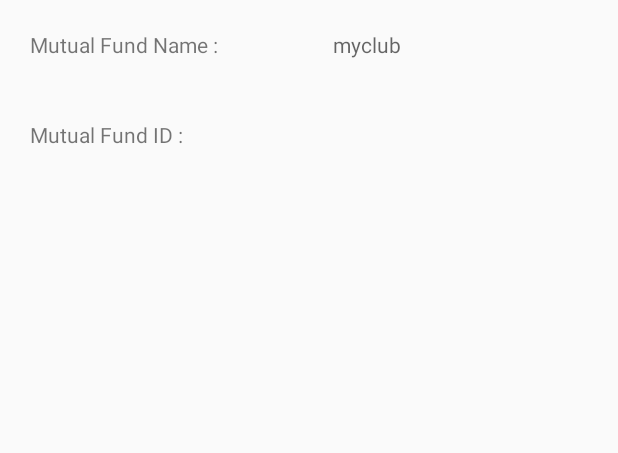
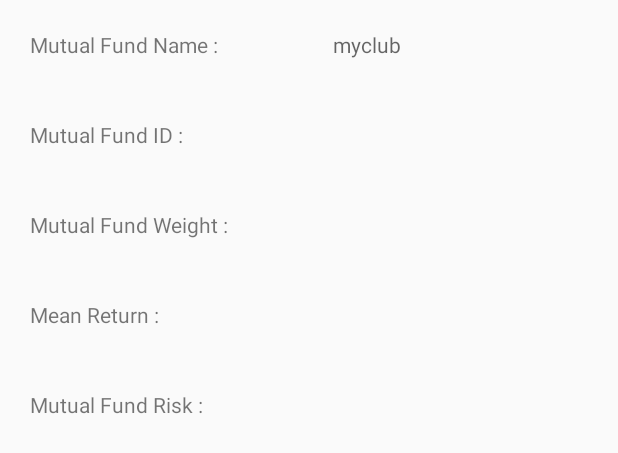
Before and after one commit to git-rishabh/Finance_IP, an Android app: the layout mutualfund_item.xml on its own in the app's theme, with its tools: preview values and no code run, on a phone screen of 412 x 824 dp. Shown: the top 453 px of the screen. Run offline under Robolectric (Android 15) with nearby library versions, the phone set to English and light mode, and no system bars.

```diff
--- a/PortfolioManager/app/src/main/java/android/example/com/portfoliomanager/Pair.java
+++ b/PortfolioManager/app/src/main/java/android/example/com/portfoliomanager/Pair.java
@@ -1,6 +1,8 @@
 package android.example.com.portfoliomanager;
 
-public class Pair<L,R> {
+import java.io.Serializable;
+
+public class Pair<L,R> implements Serializable {
 	//From https://stackoverflow.com/questions/4777622/creating-a-list-of-pairs-in-java
     private L l;
     private R r;
--- a/PortfolioManager/app/src/main/java/android/example/com/portfoliomanager/PortfolioDetailsActivity.java
+++ b/PortfolioManager/app/src/main/java/android/example/com/portfoliomanager/PortfolioDetailsActivity.java
@@ -26,7 +26,7 @@ public class PortfolioDetailsActivity extends AppCompatActivity {
         name_portfolio.setText(portfolio.getName().toString());
 
 
-        ArrayList<MutualFund> arrayOfMF = portfolio.getMfsList();
+        ArrayList<Pair<MutualFund, Float>> arrayOfMF = portfolio.getMfsList();
         // Create the adapter to convert the array to views
        MutualFundListAdapter adapter = new MutualFundListAdapter(this, arrayOfMF);
         // Attach the adapter to a ListView
--- a/PortfolioManager/app/src/main/java/android/example/com/portfoliomanager/PortfolioListAdapter.java
+++ b/PortfolioManager/app/src/main/java/android/example/com/portfoliomanager/PortfolioListAdapter.java
@@ -26,12 +26,14 @@ public class PortfolioListAdapter extends ArrayAdapter<Portfolio> {
         }
         // Lookup view for data population
         TextView name_portfolio = (TextView) convertView.findViewById(R.id.name_portfolio);
-        TextView mfs_portfolio = (TextView) convertView.findViewById(R.id.mfs_portfolio);
+        TextView return_portfolio = (TextView) convertView.findViewById(R.id.return_portfolio);
+        TextView risk_portfolio = (TextView) convertView.findViewById(R.id.risk_portfolio);
 
 
         // Populate the data into the template view using the data object
         name_portfolio.setText(portfolio.getName());
-        mfs_portfolio.setText(portfolio.getmfs());
+        return_portfolio.setText(portfolio.getReturn());
+        risk_portfolio.setText(portfolio.getRisk());
 
         // Return the completed view to render on screen
         return convertView;
--- a/PortfolioManager/app/src/main/res/layout/mutualfund_item.xml
+++ b/PortfolioManager/app/src/main/res/layout/mutualfund_item.xml
@@ -48,6 +48,64 @@
                 />
         </LinearLayout>
 
+        <LinearLayout
+            android:layout_width="match_parent"
+            android:orientation="horizontal"
+            android:layout_height="40sp"
+            android:layout_margin="10sp">
+            <TextView
+                android:layout_width="wrap_content"
+                android:layout_height="wrap_content"
+                android:text="Mutual Fund Weight :                    "
+                android:layout_margin="10sp"
+                android:layout_gravity="center"
+                />
+            <TextView
+                android:id="@+id/weight_mutualfund"
+                android:layout_width="wrap_content"
+                android:layout_height="wrap_content"
+                android:layout_gravity="center"
+                />
+        </LinearLayout>
+        <LinearLayout
+            android:layout_width="match_parent"
+            android:orientation="horizontal"
+            android:layout_height="40sp"
+            android:layout_margin="10sp">
+            <TextView
+                android:layout_width="wrap_content"
+                android:layout_height="wrap_content"
+                android:text="Mean Return :                    "
+                android:layout_margin="10sp"
+                android:layout_gravity="center"
+                />
+            <TextView
+                android:id="@+id/mean_mutualfund"
+                android:layout_width="wrap_content"
+                android:layout_height="wrap_content"
+                android:layout_gravity="center"
+                />
+        </LinearLayout>
+        <LinearLayout
+            android:layout_width="match_parent"
+            android:orientation="horizontal"
+            android:layout_height="40sp"
+            android:layout_margin="10sp">
+            <TextView
+                android:layout_width="wrap_content"
+                android:layout_height="wrap_content"
+                android:text="Mutual Fund Risk :                    "
+                android:layout_margin="10sp"
+                android:layout_gravity="center"
+                />
+            <TextView
+                android:id="@+id/risk_mutualfund"
+                android:layout_width="wrap_content"
+                android:layout_height="wrap_content"
+                android:layout_gravity="center"
+                />
+        </LinearLayout>
+
     </LinearLayout>
 
 </LinearLayout>
```
Also changed, not shown: PortfolioManager/app/src/main/java/android/example/com/portfoliomanager/MainActivity.java (+19 -16 lines), PortfolioManager/app/src/main/java/android/example/com/portfoliomanager/Manager.java (+13 -2 lines), PortfolioManager/app/src/main/java/android/example/com/portfoliomanager/MutualFund.java (+11 -0 lines), PortfolioManager/app/src/main/java/android/example/com/portfoliomanager/MutualFundListAdapter.java (+11 -5 lines), PortfolioManager/app/src/main/java/android/example/com/portfoliomanager/Portfolio.java (+7 -10 lines), PortfolioManager/app/src/main/res/layout/portfolio_item.xml (+21 -2 lines).
